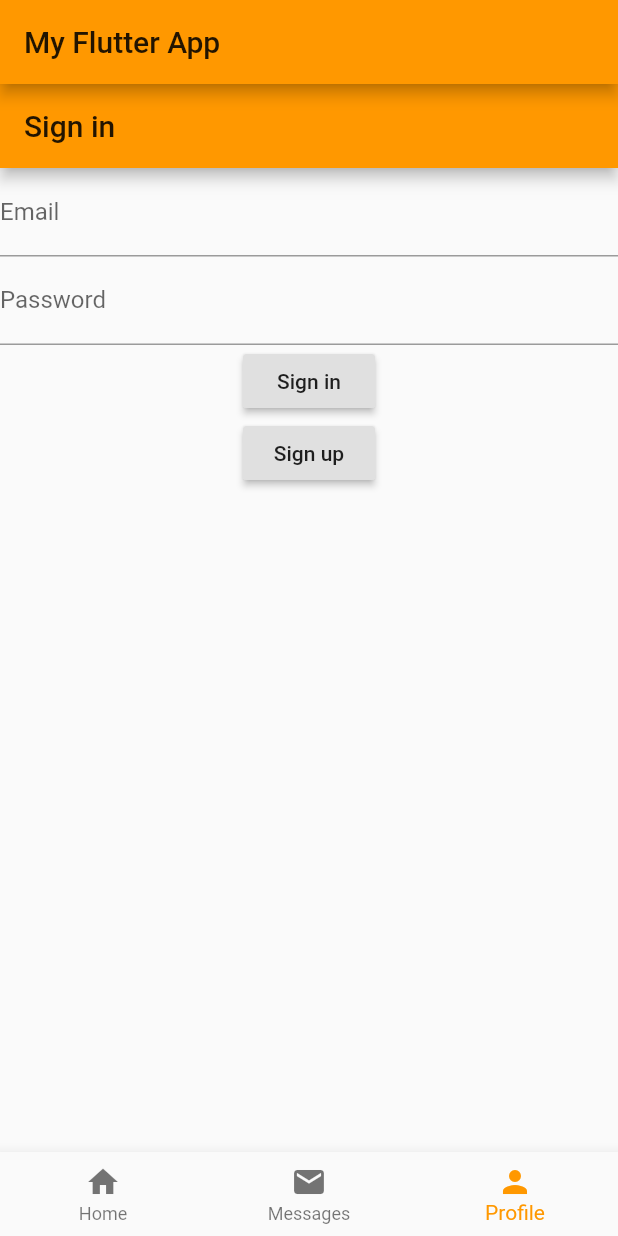
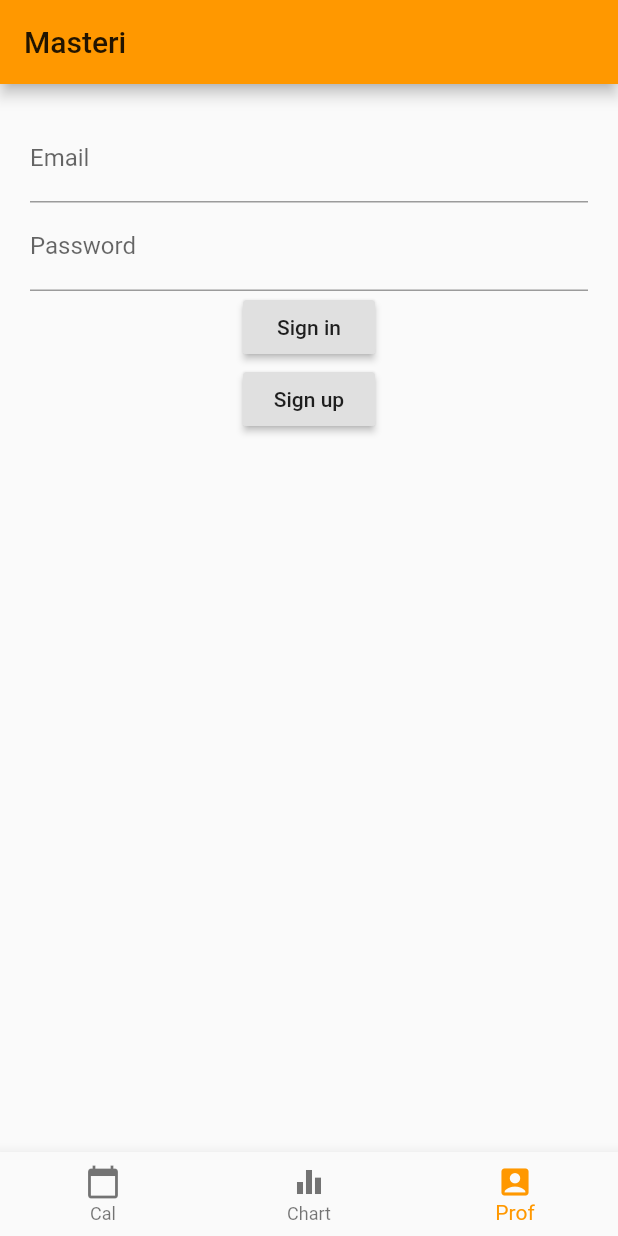
Before and after one commit to JonathanConn/Masteri_App, a Flutter app: the screen it shows after launch, item 3 of the bottom bar chosen, on a phone screen of 412 x 824 dp. Run offline on Flutter 3.47's test engine with Material 2 defaults, Android fonts, the phone set to English and light mode, and no system bars; our stand-ins replace firebase_auth; accounts and stored records are empty.

Commit message:
cleaned up signin and nav bar

```diff
--- a/lib/auth/signIn.dart
+++ b/lib/auth/signIn.dart
@@ -14,10 +14,9 @@ class _LoginPageState extends State<LoginPage>{
   @override
   Widget build(BuildContext context){
     return Scaffold(
-      appBar: AppBar(
-        title: Text('Sign in'),
-      ),
-      body: Form(
+      body: Padding(
+        padding: EdgeInsets.all(20),
+        child: Form(
         key: _formKey,
         child: Column(
           children: <Widget>[
@@ -60,6 +59,7 @@ class _LoginPageState extends State<LoginPage>{
           ],
         ),
       )
+      )
     );
   }
 
--- a/lib/pages/home.dart
+++ b/lib/pages/home.dart
@@ -19,7 +19,7 @@ class _homeState extends State<home> {
  Widget build(BuildContext context) {
    return Scaffold(
      appBar: AppBar(
-       title: Text('My Flutter App'),
+       title: Text('Masteri'),
      ),
      body: _children[_currentIndex], // new
      bottomNavigationBar: BottomNavigationBar(
@@ -27,16 +27,16 @@ class _homeState extends State<home> {
        currentIndex: _currentIndex, // new
        items: [
          new BottomNavigationBarItem(
-           icon: Icon(Icons.home),
-           title: Text('Home'),
+           icon: Icon(Icons.calendar_today),
+           title: Text('Cal'),
          ),
          new BottomNavigationBarItem(
-           icon: Icon(Icons.mail),
-           title: Text('Messages'),
+           icon: Icon(Icons.equalizer),
+           title: Text('Chart'),
          ),
          new BottomNavigationBarItem(
-           icon: Icon(Icons.person),
-           title: Text('Profile')
+           icon: Icon(Icons.account_box),
+           title: Text('Prof')
          )
        ],
      ),
```
